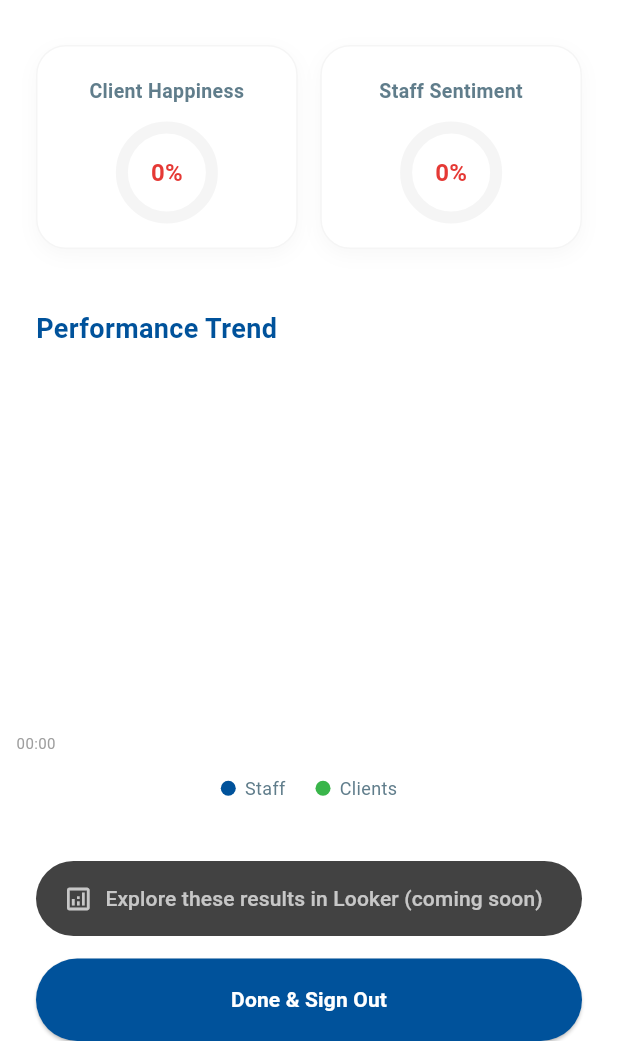
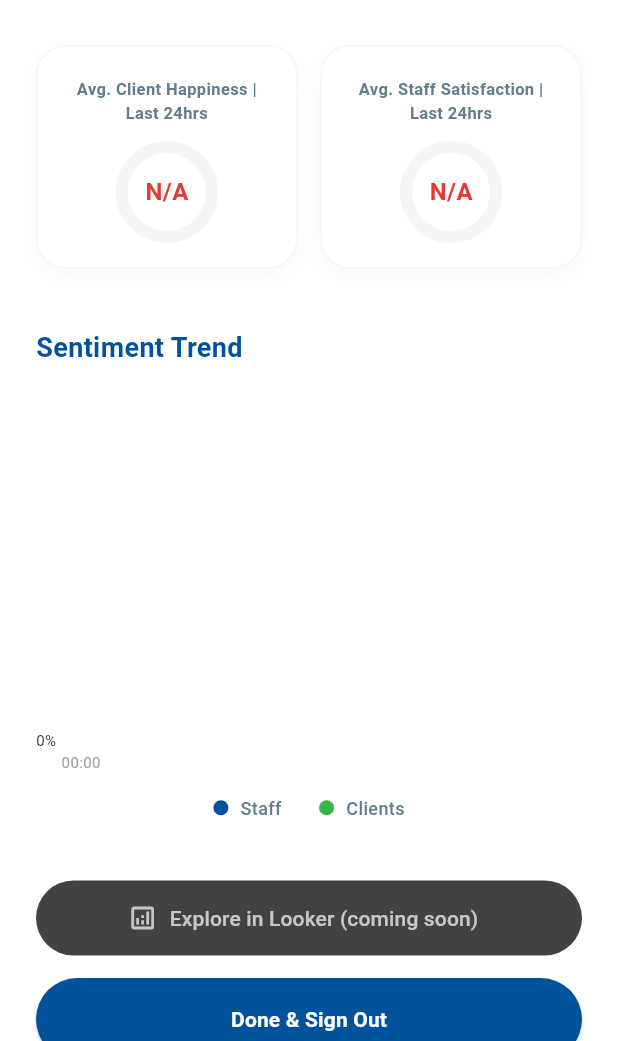
Before and after one commit to aosborncobry/cobry-temp-check, a Flutter app: the ResultsScreen screen opened directly, on a phone screen of 412 x 824 dp, the part 195-1236 px from its top. Run offline on Flutter 3.47's test engine with Material 3 defaults, Android fonts, the phone set to English and light mode, and no system bars; drawn by our look-alikes of fl_chart; our stand-ins replace app_links, cloud_firestore, firebase_auth, firebase_core, shared_preferences; accounts and stored records are empty; generated files the repository leaves out were written again; network calls fail.

Commit message:
chore: Happiness scores shown as an avg for last 24 hrs

```diff
--- a/lib/screens/results_screen.dart
+++ b/lib/screens/results_screen.dart
@@ -23,70 +23,61 @@ class _ResultsScreenState extends State<ResultsScreen> {
 
   List<FlSpot> _clientSpots = [];
   List<FlSpot> _staffSpots = [];
-  double _minX = 0;
-  double _maxX = 0;
-  bool _showHourly = true;
 
   Future<Map<String, double>> _fetchData() async {
-    double clientLatest = 0;
-    double staffLatest = 0;
+    double avgClientHappiness = 0;
+    double avgStaffSatisfaction = 0;
+
+    // Define the 24-hour window
+    final DateTime now = DateTime.now();
+    final DateTime twentyFourHoursAgo = now.subtract(const Duration(hours: 24));
+    final Timestamp startTime = Timestamp.fromDate(twentyFourHoursAgo);
 
     try {
-      // 1. Fetch Client Data (Ordered by time to prevent loops)
+      // 1. Fetch Client Data from last 24hrs
       final clientQuery = await _db
           .collection('feedback_clients')
+          .where('timestamp', isGreaterThanOrEqualTo: startTime)
           .orderBy('timestamp', descending: true)
-          .limit(20)
           .get();
 
       if (clientQuery.docs.isNotEmpty) {
-        final lastDoc = clientQuery.docs.first.data();
-        clientLatest = ((lastDoc['support'] + lastDoc['quality'] + lastDoc['speed']) / 30) * 100;
-
-        _clientSpots = clientQuery.docs
-          .where((doc) => doc.data()['timestamp'] != null)
-          .map((doc) {
+        double totalScore = 0;
+        _clientSpots = clientQuery.docs.map((doc) {
           final d = doc.data();
           double score = ((d['support'] + d['quality'] + d['speed']) / 30) * 100;
+          totalScore += score;
           return FlSpot(d['timestamp'].millisecondsSinceEpoch.toDouble(), score);
         }).toList();
 
+        avgClientHappiness = totalScore / clientQuery.docs.length;
         _clientSpots.sort((a, b) => a.x.compareTo(b.x));
       }
 
-      // 2. Fetch Staff Data (Ordered by time to prevent loops)
+      // 2. Fetch Staff Data from last 24hrs
       final staffQuery = await _db
           .collection('feedback_staff')
+          .where('timestamp', isGreaterThanOrEqualTo: startTime)
           .orderBy('timestamp', descending: true)
-          .limit(20)
           .get();
 
       if (staffQuery.docs.isNotEmpty) {
-        final lastDoc = staffQuery.docs.first.data();
-        staffLatest = (lastDoc['feeling_score'] / 10) * 100;
-
-        _staffSpots = staffQuery.docs
-          .where((doc) => doc.data()['timestamp'] != null)
-          .map((doc) {
+        double totalScore = 0;
+        _staffSpots = staffQuery.docs.map((doc) {
           final d = doc.data();
-            return FlSpot(d['timestamp'].millisecondsSinceEpoch.toDouble(), (d['feeling_score'] / 10) * 100);
+          double score = (d['feeling_score'] / 10) * 100;
+          totalScore += score;
+          return FlSpot(d['timestamp'].millisecondsSinceEpoch.toDouble(), score);
         }).toList();
 
+        avgStaffSatisfaction = totalScore / staffQuery.docs.length;
         _staffSpots.sort((a, b) => a.x.compareTo(b.x));
-      }
-
-      List<FlSpot> all = [..._clientSpots, ..._staffSpots];
-      if (all.isNotEmpty) {
-        all.sort((a, b) => a.x.compareTo(b.x));
-        _minX = all.first.x;
-        _maxX = all.last.x;
-        if ((_maxX - _minX) > 86400000) _showHourly = false;
       }
     } catch (e) {
       debugPrint("Error fetching results: $e");
     }
 
-    return {'client': clientLatest, 'staff': staffLatest};
+    return {'client': avgClientHappiness, 'staff': avgStaffSatisfaction};
   }
 
   Color _getScoreColor(double score) {
@@ -124,44 +115,41 @@ class _ResultsScreenState extends State<ResultsScreen> {
 
                 Row(
                   children: [
-                    Expanded(child: _buildKPICard("Client Happiness", scores['client']!)),
+                    Expanded(child: _buildKPICard("Avg. Client Happiness | Last 24hrs", scores['client']!)),
                     const SizedBox(width: 15),
-                    Expanded(child: _buildKPICard("Staff Sentiment", scores['staff']!)),
+                    Expanded(child: _buildKPICard("Avg. Staff Satisfaction | Last 24hrs", scores['staff']!)),
                   ],
                 ),
 
                 const SizedBox(height: 40),
                 const Align(
                   alignment: Alignment.centerLeft,
-                  child: Text("Performance Trend", style: TextStyle(fontSize: 18, fontWeight: FontWeight.bold, color: cobryBlue)),
+                  child: Text("Sentiment Trend", style: TextStyle(fontSize: 18, fontWeight: FontWeight.bold, color: cobryBlue)),
                 ),
                 const SizedBox(height: 20),
 
-                SizedBox(height: 250, child: _buildChart()),
+                SizedBox(height: 250, child: _buildAreaChart()),
 
                 const SizedBox(height: 15),
                 Row(
                   mainAxisAlignment: MainAxisAlignment.center,
                   children: [
                     _buildLegendItem("Staff", cobryBlue),
-                    const SizedBox(width: 20),
+                    const SizedBox(width: 25),
                     _buildLegendItem("Clients", cobryGreen),
                   ],
                 ),
 
                 const SizedBox(height: 40),
 
-                // --- UPDATED LOOKER BUTTON (DARK GREY) ---
+                // Looker Button
                 SizedBox(
                   width: double.infinity,
                   height: 50,
                   child: ElevatedButton.icon(
                     onPressed: null,
                     icon: const Icon(Icons.analytics_outlined, size: 20, color: Colors.white70),
-                    label: const Text(
-                      "Explore these results in Looker (coming soon)",
-                      style: TextStyle(color: Colors.white70),
-                    ),
+                    label: const Text("Explore in Looker (coming soon)", style: TextStyle(color: Colors.white70)),
                     style: ElevatedButton.styleFrom(
                       backgroundColor: charcoalGrey,
                       disabledBackgroundColor: charcoalGrey,
@@ -173,6 +161,7 @@ class _ResultsScreenState extends State<ResultsScreen> {
 
                 const SizedBox(height: 15),
 
+                // Done Button
                 SizedBox(
                   width: double.infinity,
                   height: 55,
@@ -202,8 +191,8 @@ class _ResultsScreenState extends State<ResultsScreen> {
     return Row(
       children: [
         Container(width: 10, height: 10, decoration: BoxDecoration(color: color, shape: BoxShape.circle)),
-        const SizedBox(width: 6),
-        Text(label, style: const TextStyle(fontSize: 12, color: Colors.blueGrey)),
+        const SizedBox(width: 8),
+        Text(label, style: const TextStyle(fontSize: 12, color: Colors.blueGrey, fontWeight: FontWeight.w500)),
       ],
     );
   }
@@ -220,7 +209,7 @@ class _ResultsScreenState extends State<ResultsScreen> {
       ),
       child: Column(
         children: [
-          Text(title, style: const TextStyle(fontSize: 13, color: Colors.blueGrey, fontWeight: FontWeight.w600), textAlign: TextAlign.center),
+          Text(title, style: const TextStyle(fontSize: 11, color: Colors.blueGrey, fontWeight: FontWeight.w600), textAlign: TextAlign.center),
           const SizedBox(height: 15),
           Stack(
             alignment: Alignment.center,
@@ -229,13 +218,13 @@ class _ResultsScreenState extends State<ResultsScreen> {
                 height: 60,
                 width: 60,
                 child: CircularProgressIndicator(
-                  value: percentage / 100,
+                  value: (percentage == 0) ? 0 : percentage / 100,
                   strokeWidth: 8,
                   backgroundColor: Colors.grey.shade100,
                   color: statusColor,
                 ),
               ),
-              Text("${percentage.round()}%", style: TextStyle(fontSize: 16, fontWeight: FontWeight.bold, color: statusColor)),
+              Text(percentage == 0 ? "N/A" : "${percentage.round()}%", style: TextStyle(fontSize: 16, fontWeight: FontWeight.bold, color: statusColor)),
             ],
           ),
         ],
@@ -243,7 +232,7 @@ class _ResultsScreenState extends State<ResultsScreen> {
     );
   }
 
-  Widget _buildChart() {
+  Widget _buildAreaChart() {
     return LineChart(
       LineChartData(
         gridData: const FlGridData(show: false),
@@ -255,12 +244,18 @@ class _ResultsScreenState extends State<ResultsScreen> {
                 final date = DateTime.fromMillisecondsSinceEpoch(value.toInt());
                 return Padding(
                   padding: const EdgeInsets.only(top: 8.0),
-                  child: Text(_showHourly ? DateFormat('HH:mm').format(date) : DateFormat('MM/dd').format(date), style: const TextStyle(fontSize: 10, color: Colors.grey)),
+                  child: Text(DateFormat('HH:mm').format(date), style: const TextStyle(fontSize: 10, color: Colors.grey)),
                 );
               },
             ),
           ),
-          leftTitles: const AxisTitles(sideTitles: SideTitles(showTitles: false)),
+          leftTitles: AxisTitles(
+            sideTitles: SideTitles(
+              showTitles: true,
+              reservedSize: 30,
+              getTitlesWidget: (value, meta) => Text("${value.toInt()}%", style: const TextStyle(fontSize: 10)),
+            ),
+          ),
           topTitles: const AxisTitles(sideTitles: SideTitles(showTitles: false)),
           rightTitles: const AxisTitles(sideTitles: SideTitles(showTitles: false)),
         ),
@@ -269,20 +264,18 @@ class _ResultsScreenState extends State<ResultsScreen> {
           LineChartBarData(
             spots: _clientSpots,
             isCurved: true,
-            curveSmoothness: 0.35,
             color: cobryGreen,
             barWidth: 4,
-            dotData: const FlDotData(show: false),
-            belowBarData: BarAreaData(show: true, color: cobryGreen.withOpacity(0.05)),
+            dotData: const FlDotData(show: true),
+            belowBarData: BarAreaData(show: true, color: cobryGreen.withOpacity(0.1)),
           ),
           LineChartBarData(
             spots: _staffSpots,
             isCurved: true,
-            curveSmoothness: 0.35,
             color: cobryBlue,
             barWidth: 4,
-            dotData: const FlDotData(show: false),
-            belowBarData: BarAreaData(show: true, color: cobryBlue.withOpacity(0.05)),
+            dotData: const FlDotData(show: true),
+            belowBarData: BarAreaData(show: true, color: cobryBlue.withOpacity(0.1)),
           ),
         ],
       ),
```
Also changed, not shown: lib/screens/feedback_form.dart (+12 -7 lines), lib/screens/login_screen.dart (+9 -3 lines), 1 other file. Lines whose indentation alone changed are shown as unchanged.
